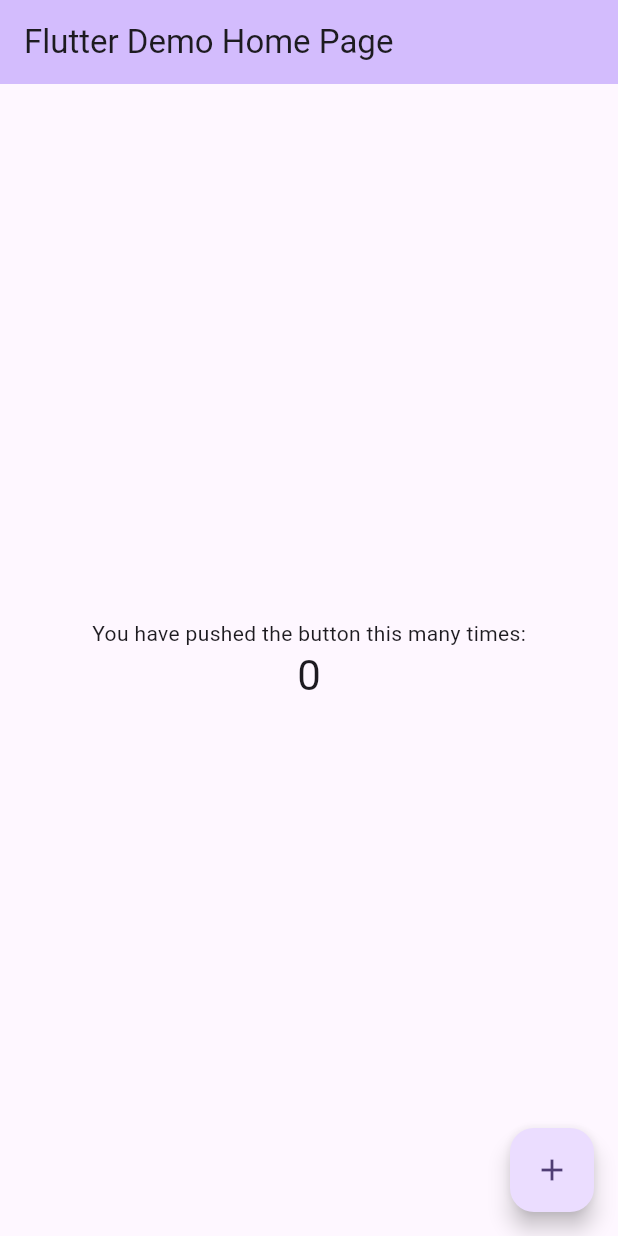
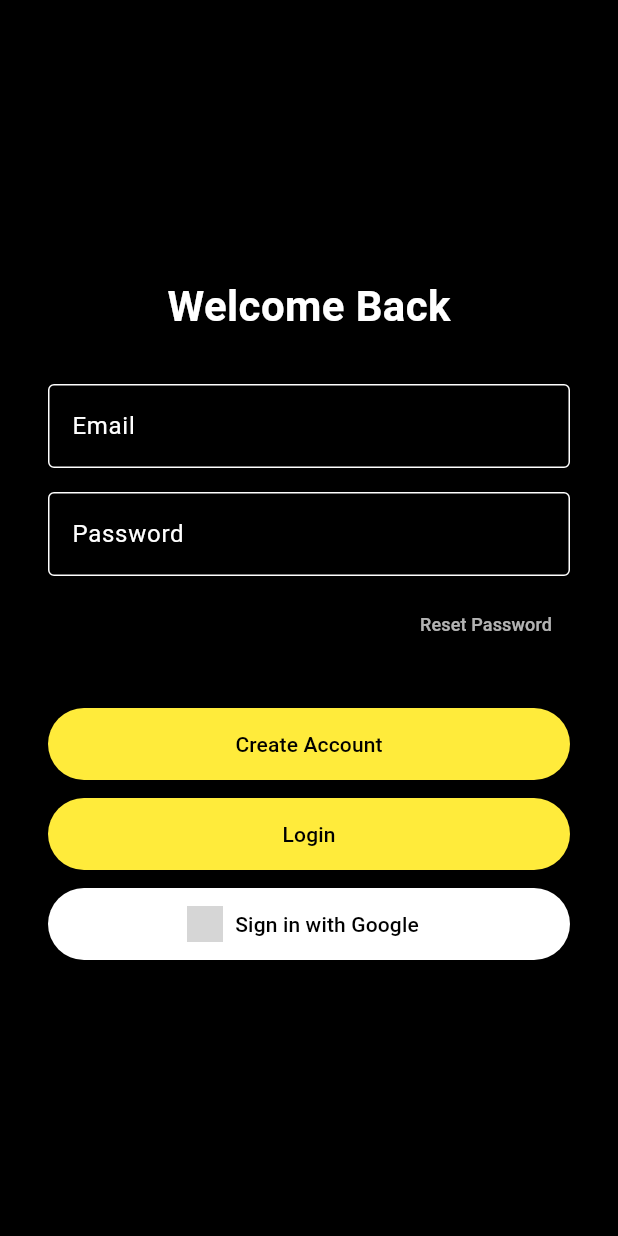
Before and after one commit to Sirye8/protocols-proj, a Flutter app: the screen it shows after launch, on a phone screen of 412 x 824 dp. Run offline on Flutter 3.47's test engine with Material 3 defaults, Android fonts, the phone set to English and light mode, and no system bars; our stand-ins replace firebase_auth, firebase_core, google_sign_in; accounts and stored records are empty; grey boxes are pictures that could not be loaded.

Commit message:
mostly done

```diff
--- /dev/null
+++ b/lib/app/mobile/auth_services.dart
@@ -0,0 +1,53 @@
+import 'package:firebase_auth/firebase_auth.dart';
+import 'package:flutter/material.dart';
+import 'package:google_sign_in/google_sign_in.dart';
+
+ValueNotifier<AuthService> authService = ValueNotifier(AuthService());
+
+class AuthService{
+  final FirebaseAuth firebaseAuth = FirebaseAuth.instance;
+  User? get currentUser => firebaseAuth.currentUser;
+  Stream<User?> get authStateChanges => firebaseAuth.authStateChanges();
+
+  Future<UserCredential> signIn({
+    required String email,
+    required String password,
+  }) async{
+    return await firebaseAuth.signInWithEmailAndPassword(
+        email: email, password: password);
+  }
+
+  Future<UserCredential> createAccount({
+    required String email,
+    required String password,
+  }) async{
+    return await firebaseAuth.createUserWithEmailAndPassword(
+        email: email, password: password);
+  }
+
+  Future<void> signOut() async{
+    await firebaseAuth.signOut();
+  }
+  Future<void> resetPassword(String text, {
+    required String email,
+  }) async {
+    await firebaseAuth.sendPasswordResetEmail(email: email);
+  }
+
+  Future<UserCredential> signInWithGoogle() async {
+    final GoogleSignInAccount? googleUser = await GoogleSignIn().signIn();
+
+    if (googleUser == null) {
+      throw Exception('Google sign-in was cancelled');
+    }
+
+    final GoogleSignInAuthentication googleAuth = await googleUser.authentication;
+
+    final credential = GoogleAuthProvider.credential(
+      accessToken: googleAuth.accessToken,
+      idToken: googleAuth.idToken,
+    );
+
+    return await firebaseAuth.signInWithCredential(credential);
+  }
+  }
--- /dev/null
+++ b/lib/app/mobile/login_page.dart
@@ -0,0 +1,171 @@
+import 'package:flutter/material.dart';
+import '/app/mobile/auth_services.dart';
+import '/app/mobile/home_page.dart';
+import 'signup_page.dart';
+import 'reset_password_page.dart';
+
+class LoginPage extends StatefulWidget {
+  const LoginPage({super.key});
+
+  @override
+  State<LoginPage> createState() => _LoginPageState();
+}
+
+class _LoginPageState extends State<LoginPage> {
+  final _emailController = TextEditingController();
+  final _passwordController = TextEditingController();
+  bool _isLoading = false;
+  String? _error;
+
+  void _login() async {
+    setState(() => _isLoading = true);
+    try {
+      await authService.value.signIn(
+        email: _emailController.text.trim(),
+        password: _passwordController.text.trim(),
+      );
+      Navigator.pushReplacement(
+        context,
+        MaterialPageRoute(builder: (_) => const HomePage()),
+      );
+    } catch (e) {
+      setState(() => _error = e.toString());
+    } finally {
+      setState(() => _isLoading = false);
+    }
+  }
+
+  void _loginWithGoogle() async {
+    setState(() => _isLoading = true);
+    try {
+      await authService.value.signInWithGoogle();
+      Navigator.pushReplacement(
+        context,
+        MaterialPageRoute(builder: (_) => const HomePage()),
+      );
+    } catch (e) {
+      setState(() => _error = e.toString());
+    } finally {
+      setState(() => _isLoading = false);
+    }
+  }
+
+  @override
+  Widget build(BuildContext context) {
+    return Scaffold(
+      backgroundColor: Colors.black,
+      body: Center(
+        child: SingleChildScrollView(
+          padding: const EdgeInsets.symmetric(horizontal: 32),
+          child: Column(
+            mainAxisSize: MainAxisSize.min,
+            children: [
+              const Text(
+                "Welcome Back",
+                style: TextStyle(
+                  fontSize: 28,
+                  fontWeight: FontWeight.bold,
+                  color: Colors.white,
+                ),
+              ),
+              const SizedBox(height: 32),
+              TextField(
+                controller: _emailController,
+                style: const TextStyle(color: Colors.white),
+                decoration: const InputDecoration(
+                  labelText: 'Email',
+                  labelStyle: TextStyle(color: Colors.white),
+                  enabledBorder: OutlineInputBorder(
+                    borderSide: BorderSide(color: Colors.white),
+                  ),
+                  focusedBorder: OutlineInputBorder(
+                    borderSide: BorderSide(color: Colors.yellow),
+                  ),
+                ),
+              ),
+              const SizedBox(height: 16),
+              TextField(
+                controller: _passwordController,
+                obscureText: true,
+                style: const TextStyle(color: Colors.white),
+                decoration: const InputDecoration(
+                  labelText: 'Password',
+                  labelStyle: TextStyle(color: Colors.white),
+                  enabledBorder: OutlineInputBorder(
+                    borderSide: BorderSide(color: Colors.white),
+                  ),
+                  focusedBorder: OutlineInputBorder(
+                    borderSide: BorderSide(color: Colors.yellow),
+                  ),
+                ),
+              ),
+              const SizedBox(height: 8),
+              Align(
+                alignment: Alignment.centerRight,
+                child: TextButton(
+                  onPressed: () => Navigator.push(
+                    context,
+                    MaterialPageRoute(builder: (_) => const ResetPasswordPage()),
+                  ),
+                  child: const Text(
+                    'Reset Password',
+                    style: TextStyle(color: Colors.white70, fontSize: 12),
+                  ),
+                ),
+              ),
+              const SizedBox(height: 16),
+              if (_error != null)
+                Text(
+                  _error!,
+                  style: const TextStyle(color: Colors.red),
+                  textAlign: TextAlign.center,
+                ),
+              const SizedBox(height: 16),
+              ElevatedButton(
+                style: ElevatedButton.styleFrom(
+                  backgroundColor: Colors.yellow,
+                  foregroundColor: Colors.black,
+                  minimumSize: const Size.fromHeight(48),
+                ),
+                onPressed: () {
+                  Navigator.push(
+                    context,
+                    MaterialPageRoute(builder: (_) => const SignUpPage()),
+                  );
+                },
+                child: const Text("Create Account"),
+              ),
+              const SizedBox(height: 12),
+              ElevatedButton(
+                style: ElevatedButton.styleFrom(
+                  backgroundColor: Colors.yellow,
+                  foregroundColor: Colors.black,
+                  minimumSize: const Size.fromHeight(48),
+                ),
+                onPressed: _isLoading ? null : _login,
+                child: _isLoading
+                    ? const CircularProgressIndicator(color: Colors.black)
+                    : const Text("Login"),
+              ),
+              const SizedBox(height: 12),
+              ElevatedButton.icon(
+                style: ElevatedButton.styleFrom(
+                  backgroundColor: Colors.white,
+                  foregroundColor: Colors.black,
+                  minimumSize: const Size.fromHeight(48),
+                ),
+                icon: Image.asset(
+                  'assets/google_logo.jpeg',
+                  height: 24,
+                  width: 24,
+                ),
+                label: const Text("Sign in with Google"),
+                onPressed: _isLoading ? null : _loginWithGoogle,
+              ),
+            ],
+          ),
+        ),
+      ),
+    );
+  }
+}
--- a/lib/main.dart
+++ b/lib/main.dart
@@ -1,13 +1,19 @@
 import 'package:flutter/material.dart';
 import 'package:firebase_core/firebase_core.dart';
+import 'package:flutter/services.dart';
+import 'app/mobile/login_page.dart';
 import 'firebase_options.dart';
 
-
 void main() async {
+  WidgetsFlutterBinding.ensureInitialized();
+  SystemChrome.setPreferredOrientations(
+    [DeviceOrientation.portraitUp],
+  );
   WidgetsFlutterBinding.ensureInitialized();
   await Firebase.initializeApp(
     options: DefaultFirebaseOptions.currentPlatform,
   );
+
   runApp(const MyApp());
 }
 
@@ -18,112 +24,15 @@ class MyApp extends StatelessWidget {
   @override
   Widget build(BuildContext context) {
     return MaterialApp(
-      title: 'Flutter Demo',
+      title: 'Login Demo',
+      debugShowCheckedModeBanner: false,
       theme: ThemeData(
-        // This is the theme of your application.
-        //
-        // TRY THIS: Try running your application with "flutter run". You'll see
-        // the application has a purple toolbar. Then, without quitting the app,
-        // try changing the seedColor in the colorScheme below to Colors.green
-        // and then invoke "hot reload" (save your changes or press the "hot
-        // reload" button in a Flutter-supported IDE, or press "r" if you used
-        // the command line to start the app).
-        //
-        // Notice that the counter didn't reset back to zero; the application
-        // state is not lost during the reload. To reset the state, use hot
-        // restart instead.
-        //
-        // This works for code too, not just values: Most code changes can be
-        // tested with just a hot reload.
-        colorScheme: ColorScheme.fromSeed(seedColor: Colors.deepPurple),
+        brightness: Brightness.dark,
+        scaffoldBackgroundColor: Colors.black,
+        primarySwatch: Colors.yellow,
+        fontFamily: 'Roboto',
       ),
-      home: const MyHomePage(title: 'Flutter Demo Home Page'),
+      home: const LoginPage(),
     );
   }
 }
-
-class MyHomePage extends StatefulWidget {
-  const MyHomePage({super.key, required this.title});
-
-  // This widget is the home page of your application. It is stateful, meaning
-  // that it has a State object (defined below) that contains fields that affect
-  // how it looks.
-
-  // This class is the configuration for the state. It holds the values (in this
-  // case the title) provided by the parent (in this case the App widget) and
-  // used by the build method of the State. Fields in a Widget subclass are
-  // always marked "final".
-
-  final String title;
-
-  @override
-  State<MyHomePage> createState() => _MyHomePageState();
-}
-
-class _MyHomePageState extends State<MyHomePage> {
-  int _counter = 0;
-
-  void _incrementCounter() {
-    setState(() {
-      // This call to setState tells the Flutter framework that something has
-      // changed in this State, which causes it to rerun the build method below
-      // so that the display can reflect the updated values. If we changed
-      // _counter without calling setState(), then the build method would not be
-      // called again, and so nothing would appear to happen.
-      _counter++;
-    });
-  }
-
-  @override
-  Widget build(BuildContext context) {
-    // This method is rerun every time setState is called, for instance as done
-    // by the _incrementCounter method above.
-    //
-    // The Flutter framework has been optimized to make rerunning build methods
-    // fast, so that you can just rebuild anything that needs updating rather
-    // than having to individually change instances of widgets.
-    return Scaffold(
-      appBar: AppBar(
-        // TRY THIS: Try changing the color here to a specific color (to
-        // Colors.amber, perhaps?) and trigger a hot reload to see the AppBar
-        // change color while the other colors stay the same.
-        backgroundColor: Theme.of(context).colorScheme.inversePrimary,
-        // Here we take the value from the MyHomePage object that was created by
-        // the App.build method, and use it to set our appbar title.
-        title: Text(widget.title),
-      ),
-      body: Center(
-        // Center is a layout widget. It takes a single child and positions it
-        // in the middle of the parent.
-        child: Column(
-          // Column is also a layout widget. It takes a list of children and
-          // arranges them vertically. By default, it sizes itself to fit its
-          // children horizontally, and tries to be as tall as its parent.
-          //
-          // Column has various properties to control how it sizes itself and
-          // how it positions its children. Here we use mainAxisAlignment to
-          // center the children vertically; the main axis here is the vertical
-          // axis because Columns are vertical (the cross axis would be
-          // horizontal).
-          //
-          // TRY THIS: Invoke "debug painting" (choose the "Toggle Debug Paint"
-          // action in the IDE, or press "p" in the console), to see the
-          // wireframe for each widget.
-          mainAxisAlignment: MainAxisAlignment.center,
-          children: <Widget>[
-            const Text('You have pushed the button this many times:'),
-            Text(
-              '$_counter',
-              style: Theme.of(context).textTheme.headlineMedium,
-            ),
-          ],
-        ),
-      ),
-      floatingActionButton: FloatingActionButton(
-        onPressed: _incrementCounter,
-        tooltip: 'Increment',
-        child: const Icon(Icons.add),
-      ), // This trailing comma makes auto-formatting nicer for build methods.
-    );
-  }
-}
--- a/pubspec.yaml
+++ b/pubspec.yaml
@@ -36,6 +36,8 @@ dependencies:
   cupertino_icons: ^1.0.8
   firebase_core: ^3.13.0
   firebase_auth: ^5.5.2
+  google_sign_in: ^6.3.0
+  flutter_blue_plus: ^1.35.3
 
 dev_dependencies:
   flutter_test:
```
Also changed, not shown: lib/app/mobile/attendance_record_page.dart (added, +74 -0 lines), lib/app/mobile/home_page.dart (added, +76 -0 lines), lib/app/mobile/reset_password_page.dart (added, +53 -0 lines), lib/app/mobile/signup_page.dart (added, +108 -0 lines), assets/check_attendance.jpeg (added), assets/google_logo.jpeg (added), assets/take_attendance.jpeg (added), pubspec.lock, 1 other file.
